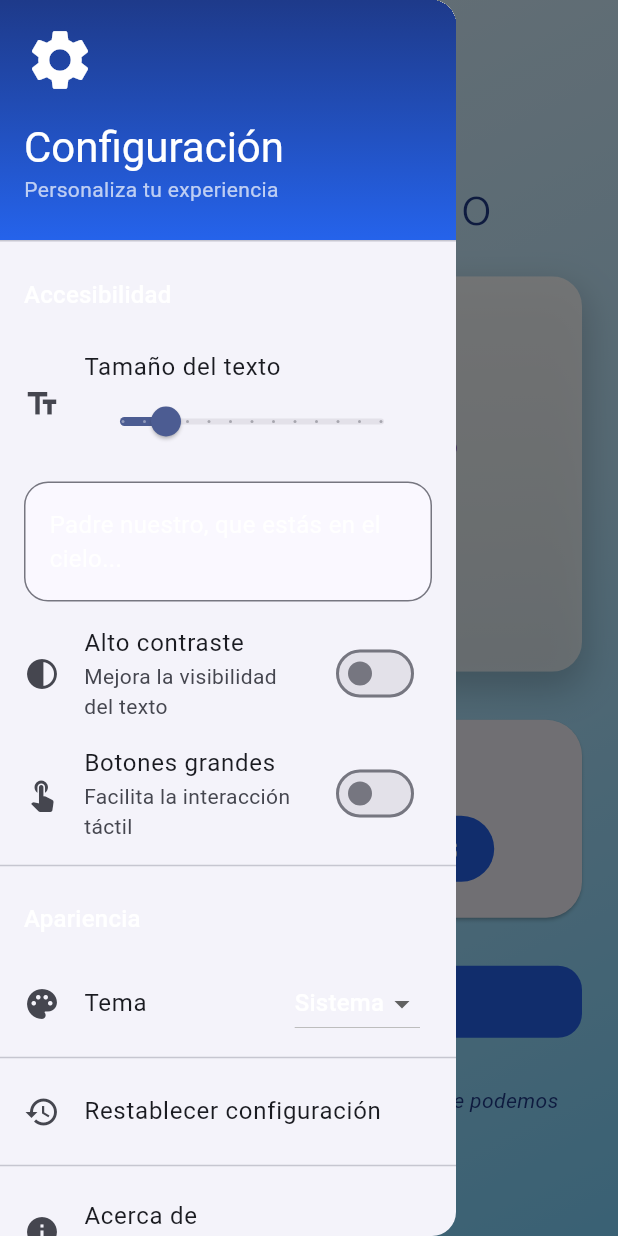
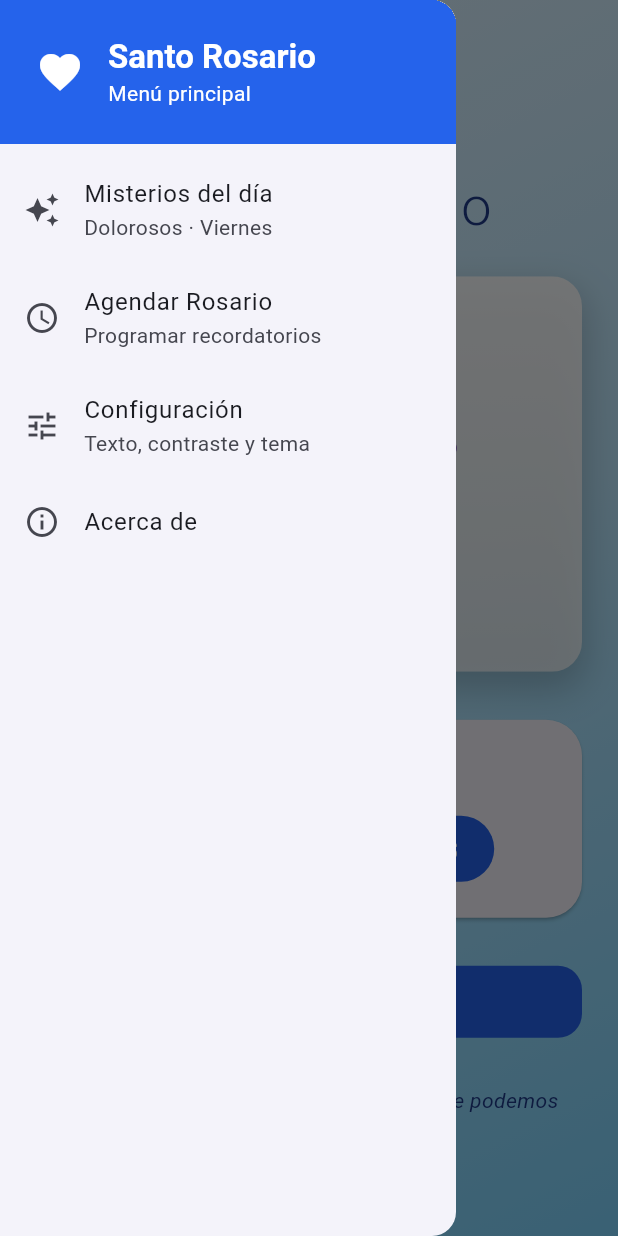
Before and after one commit to alejandrov1/app-resar-rosario, a Flutter app: the screen it shows after launch, with the side drawer open, on a phone screen of 412 x 824 dp. Run offline on Flutter 3.47's test engine with Material 3 defaults, Android fonts, the phone set to English and light mode, and no system bars; our stand-ins replace flutter_local_notifications, flutter_timezone, shared_preferences, timezone.

Commit message:
feat: menú único con Configuración, interfaz en español y escalado de texto único
SantoRosarioApp arma proveedores, temas e idioma es-MX. Se eliminan los dos menús anidados que tapaban la Configuración (E2), el escalado doble (E4) y los diálogos en inglés (E9).

Co-Authored-By: Claude Opus 5.5 <noreply@anthropic.com>
Co-Authored-By: Claude Sonnet 5.5 <noreply@anthropic.com>

```diff
--- /dev/null
+++ b/lib/app.dart
@@ -0,0 +1,53 @@
+import 'package:flutter/material.dart';
+import 'package:flutter_localizations/flutter_localizations.dart';
+import 'package:provider/provider.dart';
+
+import 'logic/rosario_session.dart';
+import 'screens/principal_screen.dart';
+import 'services/notification_service.dart';
+import 'services/preferences_service.dart';
+import 'theme/app_theme.dart';
+
+/// Raíz de la app: proveedores, temas, idioma y escalado de texto.
+class SantoRosarioApp extends StatelessWidget {
+  const SantoRosarioApp({super.key, required this.preferencias, required this.notificaciones, this.reloj});
+
+  final PreferencesService preferencias;
+  final NotificationService notificaciones;
+
+  /// Reloj para pruebas; en la app es `DateTime.now`.
+  final DateTime Function()? reloj;
+
+  @override
+  Widget build(BuildContext context) {
+    return MultiProvider(
+      providers: [
+        ChangeNotifierProvider<PreferencesService>.value(value: preferencias),
+        ChangeNotifierProvider<NotificationService>.value(value: notificaciones),
+        ChangeNotifierProvider<RosarioSession>(create: (_) => RosarioSession(reloj: reloj)),
+      ],
+      child: Consumer<PreferencesService>(
+        builder: (context, prefs, _) => MaterialApp(
+          title: 'Santo Rosario',
+          debugShowCheckedModeBanner: false,
+          theme: AppTheme.claro(altoContraste: prefs.useHighContrast, botonesGrandes: prefs.useLargeButtons),
+          darkTheme: AppTheme.oscuro(altoContraste: prefs.useHighContrast, botonesGrandes: prefs.useLargeButtons),
+          themeMode: prefs.themeMode,
+          locale: const Locale('es', 'MX'),
+          supportedLocales: const [Locale('es', 'MX'), Locale('es')],
+          localizationsDelegates: GlobalMaterialLocalizations.delegates,
+          builder: (context, child) {
+            // El tamaño elegido en la app se suma al del sistema, una sola vez.
+            final sistema = MediaQuery.textScalerOf(context).scale(16) / 16;
+            final escala = (sistema * prefs.textScaleFactor).clamp(0.8, 3.0);
+            return MediaQuery(
+              data: MediaQuery.of(context).copyWith(textScaler: TextScaler.linear(escala)),
+              child: child!,
+            );
+          },
+          home: const PrincipalScreen(),
+        ),
+      ),
+    );
+  }
+}
--- a/lib/main.dart
+++ b/lib/main.dart
@@ -1,15 +1,11 @@
-import 'package:flutter/material.dart';
-import 'package:provider/provider.dart';
+import 'package:flutter/widgets.dart';
 import 'package:shared_preferences/shared_preferences.dart';
 
-import 'theme/app_theme.dart';
-import 'screens/principal_screen.dart';
+import 'app.dart';
 import 'services/notification_service.dart';
 import 'services/notifications_gateway.dart';
+import 'services/preferences_service.dart';
 import 'services/zona_horaria.dart';
-import 'logic/rosario_session.dart';
-import 'services/preferences_service.dart';
-import 'widgets/settings_drawer.dart';
 
 Future<void> main() async {
   WidgetsFlutterBinding.ensureInitialized();
@@ -19,57 +15,5 @@ Future<void> main() async {
   final notificaciones = NotificationService(gateway: FlutterNotificationsGateway());
   await notificaciones.initialize(); // nunca lanza: si algo falla queda "no disponible"
 
-  runApp(
-    MultiProvider(
-      providers: [
-        ChangeNotifierProvider.value(value: preferencias),
-        ChangeNotifierProvider.value(value: notificaciones),
-        ChangeNotifierProvider(create: (_) => RosarioSession()),
-      ],
-      child: const MyApp(),
-    ),
-  );
+  runApp(SantoRosarioApp(preferencias: preferencias, notificaciones: notificaciones));
 }
-
-class MyApp extends StatelessWidget {
-  const MyApp({super.key});
-
-  @override
-  Widget build(BuildContext context) {
-    final preferencias = context.watch<PreferencesService>();
-    return MaterialApp(
-      title: 'Santo Rosario',
-      debugShowCheckedModeBanner: false,
-      theme: AppTheme.claro(
-        altoContraste: preferencias.useHighContrast,
-        botonesGrandes: preferencias.useLargeButtons,
-      ),
-      darkTheme: AppTheme.oscuro(
-        altoContraste: preferencias.useHighContrast,
-        botonesGrandes: preferencias.useLargeButtons,
-      ),
-      themeMode: preferencias.themeMode,
-      home: MainScreen(preferences: preferencias),
-      builder: (context, child) => MediaQuery(
-        data: MediaQuery.of(context).copyWith(
-          textScaler: TextScaler.linear(preferencias.textScaleFactor),
-        ),
-        child: child!,
-      ),
-    );
-  }
-}
-
-class MainScreen extends StatelessWidget {
-  const MainScreen({super.key, required this.preferences});
-
-  final PreferencesService preferences;
-
-  @override
-  Widget build(BuildContext context) {
-    return Scaffold(
-      drawer: SettingsDrawer(preferences: preferences),
-      body: const PrincipalScreen(),
-    );
-  }
-}
--- a/lib/widgets/app_drawer.dart
+++ b/lib/widgets/app_drawer.dart
@@ -3,6 +3,7 @@ import 'package:provider/provider.dart';
 
 import '../logic/rosario_session.dart';
 import '../screens/agendar_rosario_screen.dart';
+import '../screens/configuracion_screen.dart';
 import '../services/preferences_service.dart';
 import '../theme/app_tokens.dart';
 import '../theme/seccion_colores.dart';
@@ -60,10 +61,7 @@ class AppDrawer extends StatelessWidget {
                   onTap: () {
                     final tipo = sesion.tipoMisterio;
                     Navigator.pop(context);
-                    showDialog<void>(
-                      context: context,
-                      builder: (_) => MisteriosDelDiaDialog(tipo: tipo, dia: dia),
-                    );
+                    showDialog<void>(context: context, builder: (_) => MisteriosDelDiaDialog(tipo: tipo, dia: dia));
                   },
                 ),
                 ListTile(
@@ -74,6 +72,20 @@ class AppDrawer extends StatelessWidget {
                     // Se lee antes de cerrar el menú: el contexto del drawer ya no sirve al construir la ruta.
                     final preferencias = context.read<PreferencesService>();
                     abrirDesdeMenu(context, (_) => AgendarRosarioScreen(preferences: preferencias));
+                  },
+                ),
+                ListTile(
+                  leading: const Icon(Icons.tune),
+                  title: const Text('Configuración'),
+                  subtitle: const Text('Texto, contraste y tema'),
+                  onTap: () => abrirDesdeMenu(context, (_) => const ConfiguracionScreen()),
+                ),
+                ListTile(
+                  leading: const Icon(Icons.info_outline),
+                  title: const Text('Acerca de'),
+                  onTap: () {
+                    Navigator.pop(context);
+                    mostrarAcercaDe(context);
                   },
                 ),
               ],
@@ -91,3 +103,17 @@ void abrirDesdeMenu(BuildContext context, WidgetBuilder pantalla) {
   navegador.pop();
   navegador.push(MaterialPageRoute<void>(builder: pantalla));
 }
+
+void mostrarAcercaDe(BuildContext context, {String? version}) {
+  showAboutDialog(
+    context: context,
+    applicationName: 'Santo Rosario',
+    applicationVersion: version,
+    applicationIcon: Image.asset('assets/icons/icono-rosario.png', width: 48, height: 48),
+    children: const [
+      Text('Una aplicación para rezar el Santo Rosario de manera guiada.'),
+      SizedBox(height: AppTokens.espacioM),
+      Text('Desarrollada con amor y devoción.'),
+    ],
+  );
+}
--- a/lib/widgets/settings_drawer.dart
+++ /dev/null
@@ -1,236 +0,0 @@
-import 'package:flutter/material.dart';
-import '../services/preferences_service.dart';
-import '../constants/app_constants.dart';
-
-/// Drawer con opciones de configuración y accesibilidad
-class SettingsDrawer extends StatelessWidget {
-  final PreferencesService preferences;
-
-  const SettingsDrawer({
-    super.key,
-    required this.preferences,
-  });
-
-  @override
-  Widget build(BuildContext context) {
-    return Drawer(
-      child: ListView(
-        padding: EdgeInsets.zero,
-        children: [
-          DrawerHeader(
-            decoration: const BoxDecoration(
-              gradient: LinearGradient(
-                begin: Alignment.topCenter,
-                end: Alignment.bottomCenter,
-                colors: [
-                  AppConstants.primaryBlue,
-                  AppConstants.secondaryBlue,
-                ],
-              ),
-            ),
-            child: Column(
-              crossAxisAlignment: CrossAxisAlignment.start,
-              children: [
-                const Icon(
-                  Icons.settings,
-                  size: 48,
-                  color: Colors.white,
-                ),
-                const SizedBox(height: AppConstants.spacingS),
-                Text(
-                  'Configuración',
-                  style: Theme.of(context).textTheme.headlineMedium?.copyWith(
-                    color: Colors.white,
-                  ),
-                ),
-                Text(
-                  'Personaliza tu experiencia',
-                  style: Theme.of(context).textTheme.bodyMedium?.copyWith(
-                    color: Colors.white70,
-                  ),
-                ),
-              ],
-            ),
-          ),
-
-          // Sección de Accesibilidad
-          Padding(
-            padding: const EdgeInsets.all(AppConstants.spacingS),
-            child: Text(
-              'Accesibilidad',
-              style: Theme.of(context).textTheme.titleMedium,
-            ),
-          ),
-
-          // Control de tamaño de texto
-          ListTile(
-            leading: const Icon(Icons.text_fields),
-            title: const Text('Tamaño del texto'),
-            subtitle: Slider(
-              value: preferences.textScaleFactor,
-              min: 0.8,
-              max: 2.0,
-              divisions: 12,
-              label: '${(preferences.textScaleFactor * 100).toInt()}%',
-              onChanged: (value) {
-                preferences.updateTextScaleFactor(value);
-              },
-            ),
-          ),
-
-          // Ejemplo de texto con el tamaño actual
-          Padding(
-            padding: const EdgeInsets.symmetric(
-              horizontal: AppConstants.spacingS,
-              vertical: AppConstants.spacingXS,
-            ),
-            child: Container(
-              padding: const EdgeInsets.all(AppConstants.spacingS),
-              decoration: BoxDecoration(
-                color: Theme.of(context).colorScheme.surface,
-                borderRadius: BorderRadius.circular(AppConstants.radiusS),
-                border: Border.all(
-                  color: Theme.of(context).dividerColor,
-                ),
-              ),
-              child: Text(
-                'Padre nuestro, que estás en el cielo...',
-                style: TextStyle(
-                  fontSize: AppConstants.fontSizeS * preferences.textScaleFactor,
-                ),
-              ),
-            ),
-          ),
-
-          // Alto contraste
-          SwitchListTile(
-            secondary: const Icon(Icons.contrast),
-            title: const Text('Alto contraste'),
-            subtitle: const Text('Mejora la visibilidad del texto'),
-            value: preferences.useHighContrast,
-            onChanged: (value) {
-              preferences.toggleHighContrast();
-            },
-          ),
-
-          // Botones grandes
-          SwitchListTile(
-            secondary: const Icon(Icons.touch_app),
-            title: const Text('Botones grandes'),
-            subtitle: const Text('Facilita la interacción táctil'),
-            value: preferences.useLargeButtons,
-            onChanged: (value) {
-              preferences.toggleLargeButtons();
-            },
-          ),
-
-          const Divider(),
-
-          // Sección de Apariencia
-          Padding(
-            padding: const EdgeInsets.all(AppConstants.spacingS),
-            child: Text(
-              'Apariencia',
-              style: Theme.of(context).textTheme.titleMedium,
-            ),
-          ),
-
-          // Tema
-          ListTile(
-            leading: const Icon(Icons.palette),
-            title: const Text('Tema'),
-            trailing: DropdownButton<ThemeMode>(
-              value: preferences.themeMode,
-              onChanged: (ThemeMode? newMode) {
-                if (newMode != null) {
-                  preferences.updateThemeMode(newMode);
-                }
-              },
-              items: const [
-                DropdownMenuItem(
-                  value: ThemeMode.system,
-                  child: Text('Sistema'),
-                ),
-                DropdownMenuItem(
-                  value: ThemeMode.light,
-                  child: Text('Claro'),
-                ),
-                DropdownMenuItem(
-                  value: ThemeMode.dark,
-                  child: Text('Oscuro'),
-                ),
-              ],
-            ),
-          ),
-
-          const Divider(),
-
-          // Restablecer configuración
-          ListTile(
-            leading: const Icon(Icons.restore),
-            title: const Text('Restablecer configuración'),
-            onTap: () {
-              showDialog(
-                context: context,
-                builder: (context) => AlertDialog(
-                  title: const Text('¿Restablecer configuración?'),
-                  content: const Text(
-                    'Esto restablecerá todas las configuraciones a sus valores predeterminados.',
-                  ),
-                  actions: [
-                    TextButton(
-                      onPressed: () => Navigator.pop(context),
-                      child: const Text('Cancelar'),
-                    ),
-                    TextButton(
-                      onPressed: () {
-                        preferences.resetToDefaults();
-                        Navigator.pop(context);
-                        ScaffoldMessenger.of(context).showSnackBar(
-                          const SnackBar(
-                            content: Text('Configuración restablecida'),
-                          ),
-                        );
-                      },
-                      child: const Text('Restablecer'),
-                    ),
-                  ],
-                ),
-              );
-            },
-          ),
-
-          const Divider(),
-
-          // Información de la app
-          ListTile(
-            leading: const Icon(Icons.info),
-            title: const Text('Acerca de'),
-            subtitle: const Text('Santo Rosario v1.0.0'),
-            onTap: () {
-              showAboutDialog(
-                context: context,
-                applicationName: 'Santo Rosario',
-                applicationVersion: '1.0.0',
-                applicationIcon: const Icon(
-                  Icons.favorite,
-                  size: 48,
-                  color: AppConstants.primaryBlue,
-                ),
-                children: [
-                  const Text(
-                    'Una aplicación para rezar el Santo Rosario de manera guiada.',
-                  ),
-                  const SizedBox(height: AppConstants.spacingS),
-                  const Text(
-                    'Desarrollada con amor y devoción.',
-                  ),
-                ],
-              );
-            },
-          ),
-        ],
-      ),
-    );
-  }
-}
```
Also changed, not shown: lib/screens/configuracion_screen.dart (added, +124 -0 lines), 4 other files.
